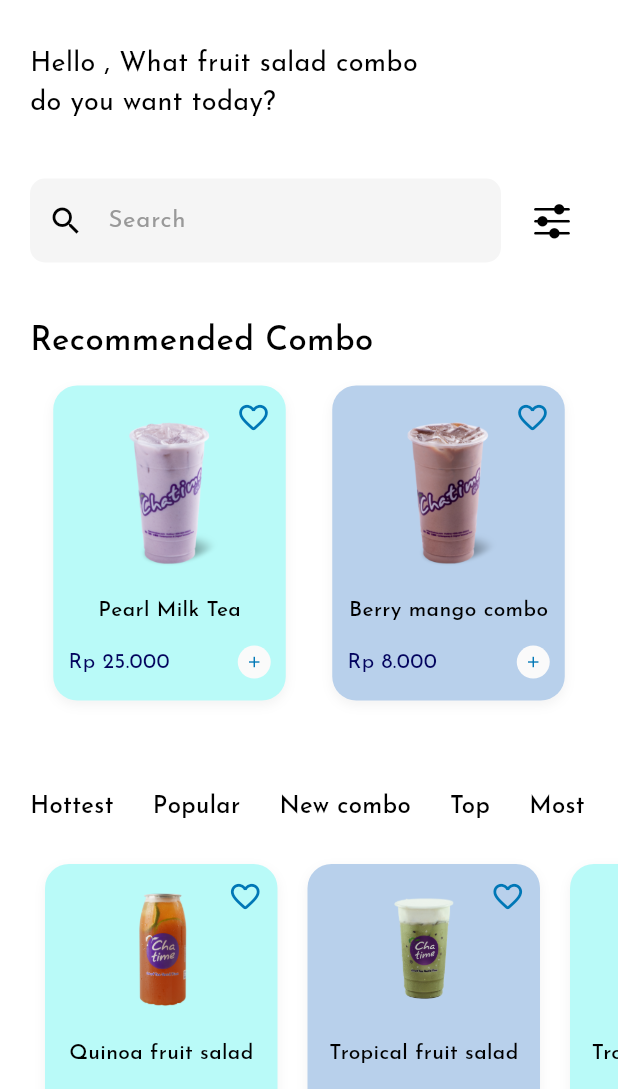
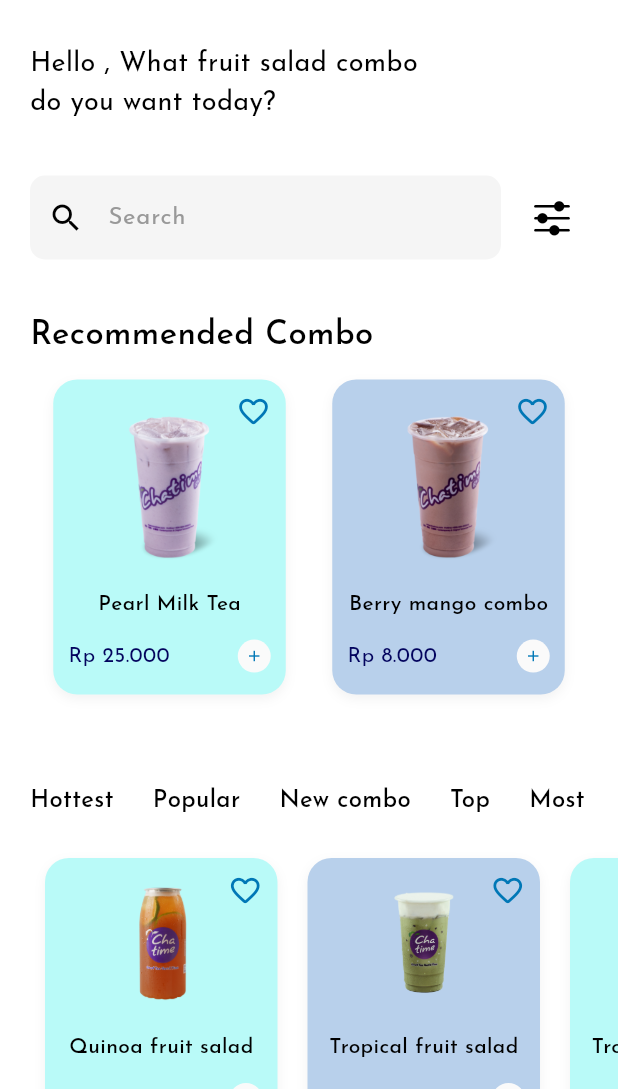
Before and after one commit to ammaribrahim-rpl/ecommerce_mobile, a Flutter app: the SecOnBoarding screen opened directly, after a tap on "Start Ordering", on a phone screen of 412 x 824 dp, the part 147-1236 px from its top. Run offline on Flutter 3.47's test engine with Material 3 defaults, Android fonts, the phone set to English and light mode, and no system bars.

Commit message:
last_commit

```diff
--- a/lib/features/home/screen/home_screen.dart
+++ /dev/null
@@ -1,153 +0,0 @@
-import 'package:ecommerce_mobile/features/home/model/item_model.dart';
-import 'package:ecommerce_mobile/features/home/widgets/item_combo.dart';
-import 'package:ecommerce_mobile/preferences/assets.dart';
-import 'package:ecommerce_mobile/preferences/color.dart';
-import 'package:ecommerce_mobile/preferences/iconDart_icons.dart';
-import 'package:flutter/material.dart';
-
-class HomeScreen extends StatelessWidget {
-  HomeScreen({super.key, required this.name});
-
-  final String? name;
-
-  final List<String> category = [
-    "Hottest",
-    "Popular",
-    "New combo",
-    "Top",
-    "Most Like",
-    "Recently Added",
-    "Newest",
-  ];
-
-  @override
-  Widget build(BuildContext context) {
-    return Scaffold(
-      body: ListView(
-        padding: EdgeInsets.symmetric(vertical: 60, horizontal: 20),
-        children: [
-          Row(
-            mainAxisAlignment: MainAxisAlignment.spaceBetween,
-            children: [
-              Icon(IconDart.filtericon, size: 14),
-              Column(
-                children: [
-                  Icon(IconDart.cart, color: MainColors.primaryColor[600]),
-                  Text("My basket", style: TextStyle(fontSize: 10)),
-                ],
-              ),
-            ],
-          ),
-          SizedBox(height: 30),
-          Text(
-            "Hello $name, What fruit salad combo\ndo you want today?",
-            style: TextStyle(fontSize: 18),
-          ),
-          SizedBox(height: 37),
-          Row(
-            children: [
-              Expanded(
-                child: TextField(
-                  decoration: InputDecoration(
-                    hintText: "Search",
-                    prefixIcon: Icon(Icons.search),
-                  ),
-                ),
-              ),
-              SizedBox(width: 10),
-              IconButton(
-                icon: Icon(IconDart.filterr, color: MainColors.blackColor),
-                onPressed: () {},
-              ),
-            ],
-          ),
-          SizedBox(height: 37),
-          Column(
-            crossAxisAlignment: CrossAxisAlignment.start,
-            children: [
-              Text(
-                "Recommended Combo",
-                style: TextStyle(fontSize: 22, fontWeight: FontWeight.w500),
-              ),
-              SizedBox(height: 14),
-              Row(
-                mainAxisAlignment: MainAxisAlignment.spaceAround,
-                children: [
-                  FoodItem(
-                    item: ItemFoodModel(
-                      imagepath: MainAssets.food1,
-                      name: "Pearl Milk Tea",
-                      price: "Rp 25.000",
-                      bgColor: MainColors.VioletColor[200],
-                    ),
-                  ),
-                  FoodItem(
-                    item: ItemFoodModel(
-                      imagepath: MainAssets.food3,
-                      name: "Berry mango combo",
-                      price: "Rp 8.000",
-                      bgColor: MainColors.VioletColor[400],
-                    ),
-                  ),
-                ],
-              ),
-            ],
-          ),
-          SizedBox(height: 60),
-          SizedBox(
-            height: 25,
-            child: ListView.separated(
-              shrinkWrap: true,
-              scrollDirection: Axis.horizontal,
-              itemBuilder: (BuildContext context, int index) {
-                return Text(
-                  category[index],
-                  style: TextStyle(fontSize: 16, fontWeight: FontWeight.w500),
-                );
-              },
-              separatorBuilder: (BuildContext context, int index) {
-                return SizedBox(width: 26);
-              },
-              itemCount: category.length,
-            ),
-          ),
-          SizedBox(height: 24),
-          SizedBox(
-            height: 182,
-            child: ListView(
-              clipBehavior: Clip.none,
-              shrinkWrap: true,
-              scrollDirection: Axis.horizontal,
-              children: [
-                FoodItem(
-                  item: ItemFoodModel(
-                    imagepath: MainAssets.food_1,
-                    name: "Quinoa fruit salad",
-                    price: "Rp 10.000",
-                    bgColor: MainColors.VioletColor[200],
-                  ),
-                ),
-                FoodItem(
-                  item: ItemFoodModel(
-                    imagepath: MainAssets.food_2,
-                    name: "Tropical fruit salad",
-                    price: "Rp 10.000",
-                    bgColor: MainColors.VioletColor[400],
-                  ),
-                ),
-                FoodItem(
-                  item: ItemFoodModel(
-                    imagepath: MainAssets.food_3,
-                    name: "Tropical fruit salad",
-                    price: "Rp 10.000",
-                    bgColor: MainColors.VioletColor[200],
-                  ),
-                ),
-              ],
-            ),
-          ),
-        ],
-      ),
-    );
-  }
-}
--- /dev/null
+++ b/lib/features/home/screen/home_screen/home_screen.dart
@@ -0,0 +1,78 @@
+import 'package:ecommerce_mobile/features/home/model/item_model.dart';
+import 'package:ecommerce_mobile/features/home/widgets/item_combo.dart';
+import 'package:ecommerce_mobile/preferences/assets.dart';
+import 'package:ecommerce_mobile/preferences/color.dart';
+import 'package:ecommerce_mobile/preferences/iconDart_icons.dart';
+import 'package:flutter/material.dart';
+
+part 'sections/header_section.dart';
+part 'sections/recommended_combo_section.dart';
+part 'sections/filter_icon_section.dart';
+
+class HomeScreen extends StatelessWidget {
+  HomeScreen({super.key, required this.name});
+
+  final String? name;
+
+  final List<String> category = [
+    "Hottest",
+    "Popular",
+    "New combo",
+    "Top",
+    "Most Like",
+    "Recently Added",
+    "Newest",
+  ];
+
+  @override
+  Widget build(BuildContext context) {
+    return Scaffold(
+      body: ListView(
+        padding: EdgeInsets.symmetric(vertical: 60, horizontal: 20),
+        children: [
+          HeaderSection(name: name),
+          SizedBox(height: 35),
+          Row(
+            children: [
+              Expanded(
+                child: TextField(
+                  decoration: InputDecoration(
+                    hintText: "Search",
+                    prefixIcon: Icon(Icons.search),
+                  ),
+                ),
+              ),
+              SizedBox(width: 10),
+              IconButton(
+                icon: Icon(IconDart.filterr, color: MainColors.blackColor),
+                onPressed: () {},
+              ),
+            ],
+          ),
+          SizedBox(height: 35),
+          RecommendedComboSection(),
+          SizedBox(height: 60),
+          SizedBox(
+            height: 25,
+            child: ListView.separated(
+              shrinkWrap: true,
+              scrollDirection: Axis.horizontal,
+              itemBuilder: (BuildContext context, int index) {
+                return Text(
+                  category[index],
+                  style: TextStyle(fontSize: 16, fontWeight: FontWeight.w500),
+                );
+              },
+              separatorBuilder: (BuildContext context, int index) {
+                return SizedBox(width: 26);
+              },
+              itemCount: category.length,
+            ),
+          ),
+          SizedBox(height: 24),
+          FilterIconSection(),
+        ],
+      ),
+    );
+  }
+}
--- /dev/null
+++ b/lib/features/home/screen/home_screen/sections/filter_icon_section.dart
@@ -0,0 +1,47 @@
+part of '../home_screen.dart';
+
+class FilterIconSection extends StatelessWidget {
+  const FilterIconSection({super.key});
+
+  @override
+  Widget build(BuildContext context) {
+    return Column(
+      children: [
+        SizedBox(
+          height: 182,
+          child: ListView(
+            clipBehavior: Clip.none,
+            shrinkWrap: true,
+            scrollDirection: Axis.horizontal,
+            children: [
+              FoodItem(
+                item: ItemFoodModel(
+                  imagepath: MainAssets.food_1,
+                  name: "Quinoa fruit salad",
+                  price: "Rp 10.000",
+                  bgColor: MainColors.VioletColor[200],
+                ),
+              ),
+              FoodItem(
+                item: ItemFoodModel(
+                  imagepath: MainAssets.food_2,
+                  name: "Tropical fruit salad",
+                  price: "Rp 10.000",
+                  bgColor: MainColors.VioletColor[400],
+                ),
+              ),
+              FoodItem(
+                item: ItemFoodModel(
+                  imagepath: MainAssets.food_3,
+                  name: "Tropical fruit salad",
+                  price: "Rp 10.000",
+                  bgColor: MainColors.VioletColor[200],
+                ),
+              ),
+            ],
+          ),
+        ),
+      ],
+    );
+  }
+}
--- /dev/null
+++ b/lib/features/home/screen/home_screen/sections/header_section.dart
@@ -0,0 +1,36 @@
+part of '../home_screen.dart';
+
+class HeaderSection extends StatelessWidget {
+  const HeaderSection({super.key, required this.name});
+
+  final String? name;
+
+  @override
+  Widget build(BuildContext context) {
+    return Column(
+      children: [
+        Row(
+          mainAxisAlignment: MainAxisAlignment.spaceBetween,
+          children: [
+            Icon(IconDart.filtericon, size: 14),
+            Column(
+              children: [
+                Icon(IconDart.cart, color: MainColors.primaryColor[600]),
+                Text("My basket", style: TextStyle(fontSize: 10)),
+              ],
+            ),
+          ],
+        ),
+        SizedBox(height: 30),
+        Row(
+          children: [
+            Text(
+              "Hello $name, What fruit salad combo\ndo you want today?",
+              style: TextStyle(fontSize: 18),
+            ),
+          ],
+        ),
+      ],
+    );
+  }
+}
--- /dev/null
+++ b/lib/features/home/screen/home_screen/sections/recommended_combo_section.dart
@@ -0,0 +1,40 @@
+part of '../home_screen.dart';
+
+class RecommendedComboSection extends StatelessWidget {
+  const RecommendedComboSection({super.key});
+
+  @override
+  Widget build(BuildContext context) {
+    return Column(
+      crossAxisAlignment: CrossAxisAlignment.start,
+      children: [
+        Text(
+          "Recommended Combo",
+          style: TextStyle(fontSize: 22, fontWeight: FontWeight.w500),
+        ),
+        SizedBox(height: 14),
+        Row(
+          mainAxisAlignment: MainAxisAlignment.spaceAround,
+          children: [
+            FoodItem(
+              item: ItemFoodModel(
+                imagepath: MainAssets.food1,
+                name: "Pearl Milk Tea",
+                price: "Rp 25.000",
+                bgColor: MainColors.VioletColor[200],
+              ),
+            ),
+            FoodItem(
+              item: ItemFoodModel(
+                imagepath: MainAssets.food3,
+                name: "Berry mango combo",
+                price: "Rp 8.000",
+                bgColor: MainColors.VioletColor[400],
+              ),
+            ),
+          ],
+        ),
+      ],
+    );
+  }
+}
--- a/lib/features/home/widgets/item_combo.dart
+++ b/lib/features/home/widgets/item_combo.dart
@@ -1,5 +1,5 @@
 import 'package:ecommerce_mobile/features/home/model/item_model.dart';
-import 'package:ecommerce_mobile/features/home/screen/detail_screen.dart';
+import 'package:ecommerce_mobile/features/home/screen/detail_screen/detail_screen.dart';
 import 'package:ecommerce_mobile/preferences/color.dart';
 import 'package:flutter/material.dart';
 
--- a/lib/features/onboarding/on_boarding2.dart
+++ b/lib/features/onboarding/on_boarding2.dart
@@ -1,4 +1,4 @@
-import 'package:ecommerce_mobile/features/home/screen/home_screen.dart';
+import 'package:ecommerce_mobile/features/home/screen/home_screen/home_screen.dart';
 import 'package:ecommerce_mobile/preferences/assets.dart';
 import 'package:ecommerce_mobile/preferences/color.dart';
 import 'package:flutter/material.dart';
```
Also changed, not shown: lib/components/app_back_button.dart (added, +23 -0 lines), lib/features/cart/cart_screen.dart (added, +171 -0 lines), lib/features/cart/input_address_screen.dart (added, +66 -0 lines), lib/features/home/screen/detail_screen/detail_screen.dart (renamed from lib/features/home/screen/detail_screen.dart, +4 -59 lines), lib/features/home/screen/detail_screen/sections/header_section.dart (added, +49 -0 lines), lib/main.dart (+17 -1 lines).
